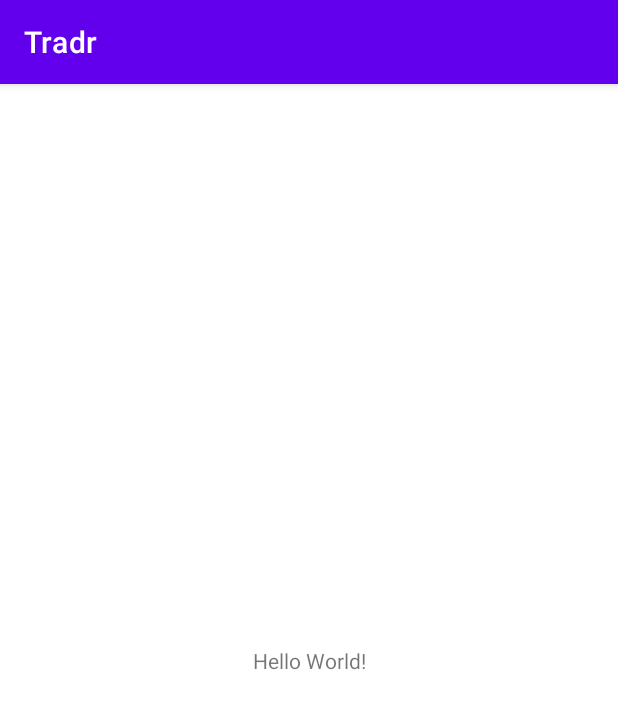
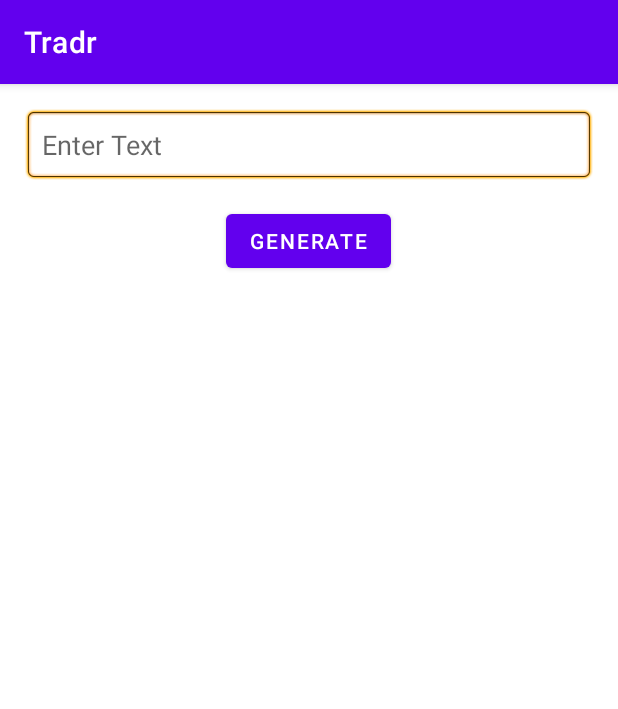
Before and after one commit to Pistrie/Tradr, an Android app: the screen it shows after launch (MainActivity), on a phone screen of 412 x 824 dp. Shown: the top 709 px of the screen. Run offline under Robolectric (Android 15) with nearby library versions, the phone set to English and light mode, and no system bars; libraries missing offline, so code that uses them is left out: com.journeyapps.barcodescanner.

Commit message:
now able to generate a qr code

```diff
--- a/app/src/main/java/dev/yabs/tradr/MainActivity.java
+++ b/app/src/main/java/dev/yabs/tradr/MainActivity.java
@@ -1,14 +1,65 @@
 package dev.yabs.tradr;
+
+import android.content.Context;
+import android.graphics.Bitmap;
+import android.os.Bundle;
+import android.util.Log;
+import android.view.inputmethod.InputMethodManager;
+import android.widget.Button;
+import android.widget.EditText;
+import android.widget.ImageView;
 
 import androidx.appcompat.app.AppCompatActivity;
 
-import android.os.Bundle;
+import com.google.zxing.BarcodeFormat;
+import com.google.zxing.MultiFormatWriter;
+import com.google.zxing.WriterException;
+import com.google.zxing.common.BitMatrix;
+import com.journeyapps.barcodescanner.BarcodeEncoder;
 
 public class MainActivity extends AppCompatActivity {
 
+    private final String TAG = getClass().getSimpleName();
+
+    // initialize variables
+    EditText etInput;
+    Button btGenerate;
+    ImageView ivOutput;
+
+    // creating the activity
     @Override
     protected void onCreate(Bundle savedInstanceState) {
         super.onCreate(savedInstanceState);
         setContentView(R.layout.activity_main);
+
+        Log.d(TAG, "onCreate called");
+
+        // assign variables
+        etInput = findViewById(R.id.et_input);
+        btGenerate = findViewById(R.id.bt_generate);
+        ivOutput = findViewById(R.id.iv_output);
+
+        btGenerate.setOnClickListener(v -> {
+            // get input value from edit text
+            String sText = etInput.getText().toString().trim();
+            // initialize multi format writer
+            MultiFormatWriter writer = new MultiFormatWriter();
+            try {
+                // initialize bit matrix
+                BitMatrix matrix = writer.encode(sText, BarcodeFormat.QR_CODE, 350, 350);
+                // initialize barcode encoder
+                BarcodeEncoder encoder = new BarcodeEncoder();
+                // initialize bitmap
+                Bitmap bitmap = encoder.createBitmap(matrix);
+                // set bitmap on image view
+                ivOutput.setImageBitmap(bitmap);
+                // initialize input manager
+                InputMethodManager manager = (InputMethodManager) getSystemService(Context.INPUT_METHOD_SERVICE);
+                // hide soft keyboard
+                manager.hideSoftInputFromWindow(etInput.getApplicationWindowToken(), 0);
+            } catch (WriterException e) {
+                e.printStackTrace();
+            }
+        });
     }
 }
--- a/app/src/main/res/layout/activity_main.xml
+++ b/app/src/main/res/layout/activity_main.xml
@@ -1,18 +1,33 @@
 <?xml version="1.0" encoding="utf-8"?>
-<androidx.constraintlayout.widget.ConstraintLayout xmlns:android="http://schemas.android.com/apk/res/android"
-    xmlns:app="http://schemas.android.com/apk/res-auto"
+<LinearLayout xmlns:android="http://schemas.android.com/apk/res/android"
     xmlns:tools="http://schemas.android.com/tools"
     android:layout_width="match_parent"
     android:layout_height="match_parent"
+    android:gravity="center_horizontal"
+    android:orientation="vertical"
+    android:padding="16dp"
     tools:context=".MainActivity">
 
-    <TextView
+    <EditText
+        android:id="@+id/et_input"
+        android:layout_width="match_parent"
+        android:layout_height="wrap_content"
+        android:background="@android:drawable/editbox_background"
+        android:hint="Enter Text"
+        android:padding="12dp" />
+
+    <Button
+        android:id="@+id/bt_generate"
         android:layout_width="wrap_content"
         android:layout_height="wrap_content"
-        android:text="Hello World!"
-        app:layout_constraintBottom_toBottomOf="parent"
-        app:layout_constraintEnd_toEndOf="parent"
-        app:layout_constraintStart_toStartOf="parent"
-        app:layout_constraintTop_toTopOf="parent" />
+        android:layout_marginTop="16dp"
+        android:text="Generate" />
 
-</androidx.constraintlayout.widget.ConstraintLayout>
+    <ImageView
+        android:id="@+id/iv_output"
+        android:layout_width="match_parent"
+        android:layout_height="wrap_content"
+        android:adjustViewBounds="true"
+        android:scaleType="fitCenter" />
+
+</LinearLayout>
```
